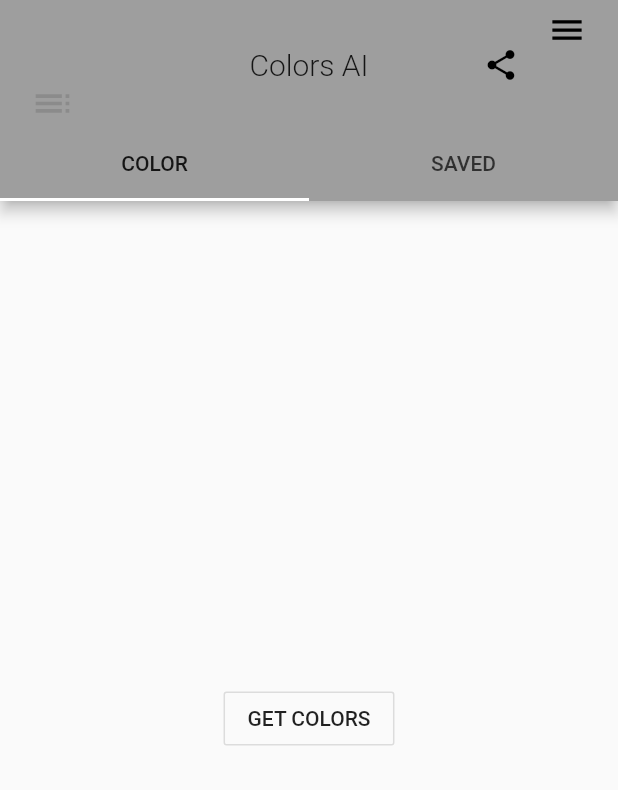
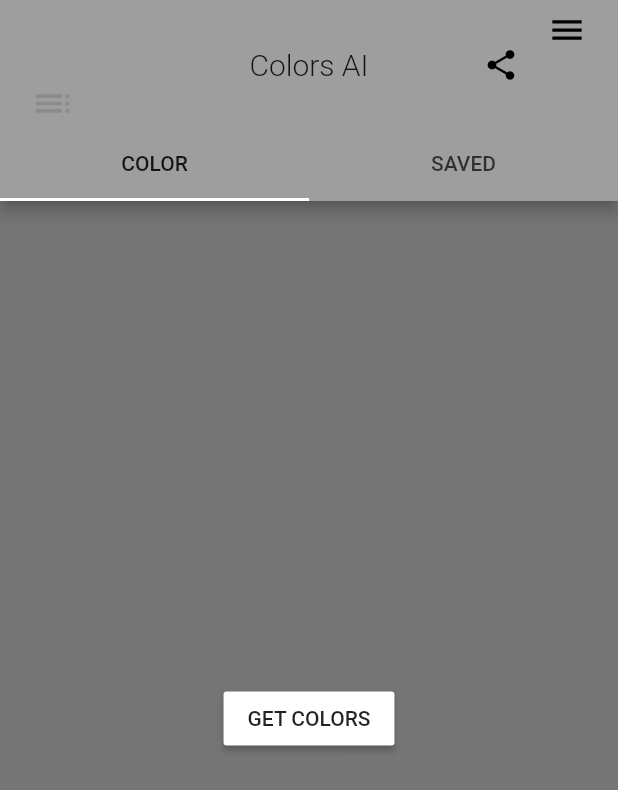
Before and after one commit to tsinis/colors_ai, a Flutter app: the screen it shows after launch, on a phone screen of 412 x 824 dp. Shown: the top 790 px of the screen. Run offline on Flutter 3.47's test engine with Material 2 defaults, Android fonts, the phone set to English and light mode, and no system bars; our stand-ins replace bloc, flutter_bloc, flutter_colorpicker.

```diff
--- a/lib/blocs/colors_saved/saved_bloc.dart
+++ b/lib/blocs/colors_saved/saved_bloc.dart
@@ -24,7 +24,7 @@ class SavedBloc extends Bloc<SavedEvent, SavedState> {
     }
     if (event is SavedRemovingEvent) {
       try {
-        yield SavedLoadedState(event.colors);
+        yield SavedLoadedState();
         // ignore: avoid_catches_without_on_clauses
       } catch (_) {
         yield SavedErrorState();
--- a/lib/blocs/colors_saved/saved_state.dart
+++ b/lib/blocs/colors_saved/saved_state.dart
@@ -1,6 +1,6 @@
-import '../../models/colors/colors_json.dart';
-
-abstract class SavedState {}
+abstract class SavedState {
+  const SavedState();
+}
 
 class SavedEmptyState extends SavedState {}
 
@@ -8,7 +8,4 @@ class SavedErrorState extends SavedState {}
 
 class SavedLoadingState extends SavedState {}
 
-class SavedLoadedState extends SavedState {
-  SavedLoadedState(this.colorsAI);
-  final ColorsAI colorsAI;
-}
+class SavedLoadedState extends SavedState {}
--- a/lib/ui/screens/gen_colors_tab.dart
+++ b/lib/ui/screens/gen_colors_tab.dart
@@ -14,7 +14,8 @@ class ColorsGenerator extends StatelessWidget {
   Widget build(BuildContext context) => BlocBuilder<ColorsBloc, ColorsState>(builder: (context, state) {
         if (state is ColorsEmptyState || state is ColorsErrorState) {
           return Center(
-              child: OutlineButton(
+              child: MaterialButton(
+                  color: Colors.white, //TODO Provide button color in theme.
                   onPressed: () => BlocProvider.of<ColorsBloc>(context).add(ColorsInitalGenEvent()),
                   child: const Text('GET COLORS')));
         } else if (state is ColorsLoadingState) {
--- a/lib/ui/screens/navigation.dart
+++ b/lib/ui/screens/navigation.dart
@@ -55,6 +55,7 @@ class _NavigationScreenState extends State<NavigationScreen> with TickerProvider
 
   @override
   Widget build(BuildContext context) => Scaffold(
+        backgroundColor: Colors.grey[600], //TODO Provide bg color in theme.
         body: BlocProvider<ColorsBloc>(
             create: (_) => ColorsBloc(colorsRepository),
             child: TabBarView(controller: tabController, children: screens)),
```
Also changed, not shown: lib/repositories/saved_favorites_repository.dart (added, +9 -0 lines), lib/ui/screens/saved_colors_tab.dart (+9 -10 lines), lib/ui/widgets/saved_list.dart (added, +55 -0 lines), pubspec.lock.
